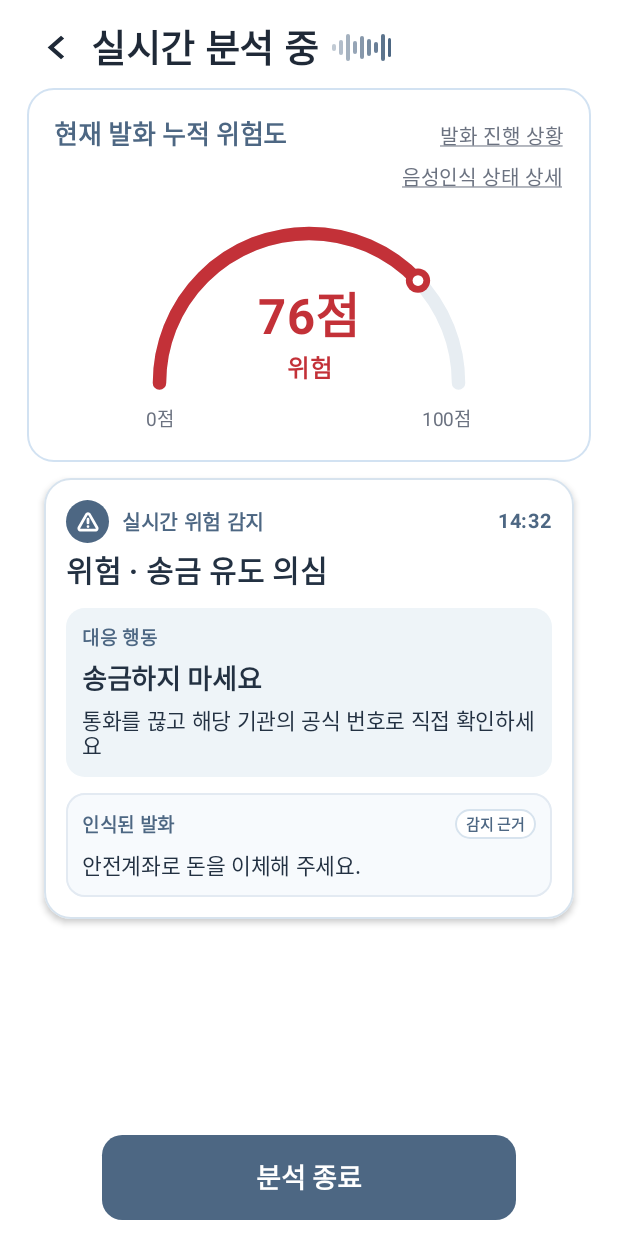
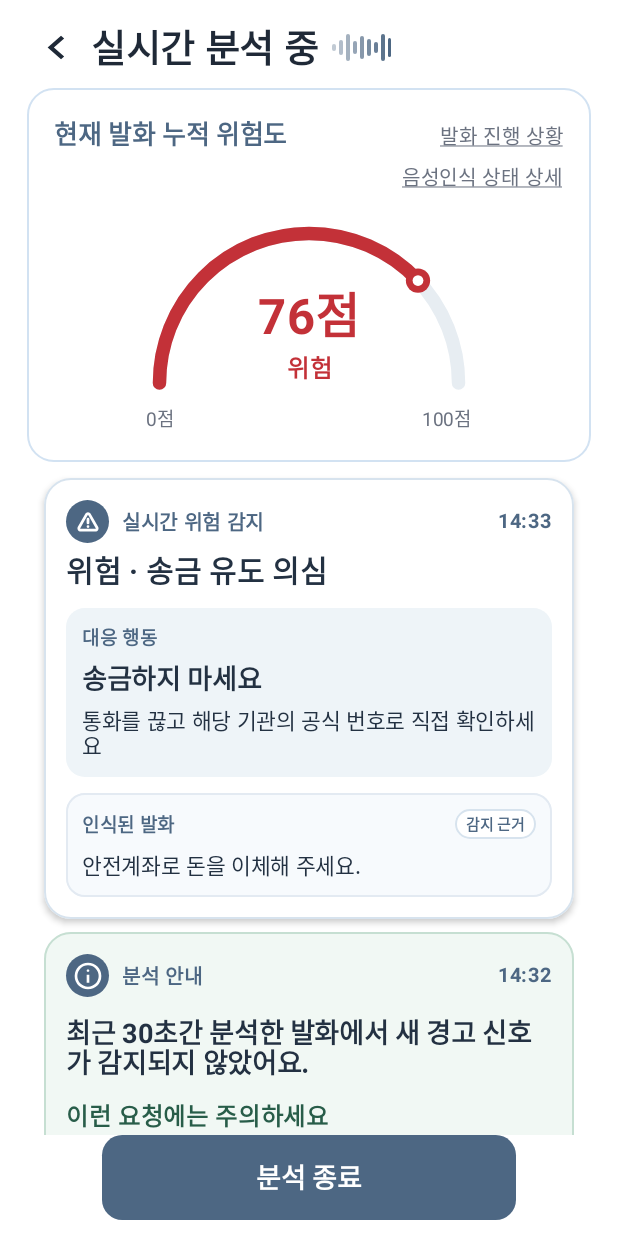
Before and after one commit to donggyu567/PIC_AICAMP, an Android app built with Jetpack Compose: the @Preview function AnalysisLivePreview, on a phone screen of 412 x 824 dp. Run offline under Robolectric (Android 15) with nearby library versions, the phone set to English and light mode, and no system bars.

Commit message:
feat(android): 실시간 경고와 30초 분석 안내 카드 분리
서버의 경고 상태가 active이면 즉시 경고를 표시한다. 새 경고 없이 분석 결과를 받은 30초 구간에는 안내 카드 한 장을 표시하고 이후 구간에는 확인 시각을 갱신한다.

안내 카드에 송금·앱 설치·개인정보 제공 요구를 강조하고, 두 카드가 같은 폭과 한국 시각 헤더를 사용하도록 구성한다. 각 카드의 단독 Preview와 두 카드를 함께 보는 실시간 화면 Preview를 제공한다.

```diff
--- a/android/app/src/main/java/com/example/pic_ai_app/presentation/analysis/AnalysisLiveScreen.kt
+++ b/android/app/src/main/java/com/example/pic_ai_app/presentation/analysis/AnalysisLiveScreen.kt
@@ -24,12 +24,11 @@ import androidx.compose.ui.unit.dp
 import androidx.compose.ui.unit.sp
 import com.example.pic_ai_app.R
 import com.example.pic_ai_app.data.stt.DetectedWarning
+import com.example.pic_ai_app.data.stt.AnalysisNotice
+import com.example.pic_ai_app.data.stt.AnalysisStatus
 import com.example.pic_ai_app.data.stt.RiskResult
 import com.example.pic_ai_app.data.stt.SttPhase
 import com.example.pic_ai_app.data.stt.SttState
-import com.example.pic_ai_app.presentation.components.analysis.AnalysisWarningCard
-import com.example.pic_ai_app.presentation.components.analysis.AnalysisWarningUi
-import com.example.pic_ai_app.presentation.components.analysis.WarningEvidence
 import com.example.pic_ai_app.ui.theme.*
 
 private enum class LiveDetail(val title: Int) {
@@ -40,7 +39,7 @@ private enum class LiveDetail(val title: Int) {
 internal fun AnalysisLiveScreen(state: SttState, onStop: () -> Unit, onHome: () -> Unit) {
     var detail by rememberSaveable { mutableStateOf<LiveDetail?>(null) }
     val warningsScroll = rememberLazyListState()
-    var lastScrolledWarningId by rememberSaveable { mutableStateOf<Int?>(null) }
+    var lastScrolledNotice by rememberSaveable { mutableStateOf<String?>(null) }
     val closeDetail = { detail = null }
     BackHandler(enabled = detail != null, onBack = closeDetail)
     when (detail) {
@@ -77,13 +76,13 @@ internal fun AnalysisLiveScreen(state: SttState, onStop: () -> Unit, onHome: ()
                     LiveRiskGauge(state.risk?.cumulativeScore)
                 }
             }
-            val warnings = state.warnings
-            val latestWarningId = warnings.lastOrNull()?.utteranceId
-            LaunchedEffect(latestWarningId) {
-                if (latestWarningId != null && latestWarningId != lastScrolledWarningId) {
+            val notices = state.notices
+            val latestKey = notices.lastOrNull()?.let(::noticeKey)
+            LaunchedEffect(latestKey) {
+                if (latestKey != null && latestKey != lastScrolledNotice) {
                     warningsScroll.animateScrollToItem(0)
                 }
-                lastScrolledWarningId = latestWarningId
+                lastScrolledNotice = latestKey
             }
             LazyColumn(
                 Modifier.weight(1f).fillMaxWidth().padding(horizontal = 33.dp),
@@ -91,20 +90,22 @@ internal fun AnalysisLiveScreen(state: SttState, onStop: () -> Unit, onHome: ()
                 contentPadding = PaddingValues(vertical = 12.dp),
                 verticalArrangement = Arrangement.spacedBy(10.dp, Alignment.Top),
             ) {
-                if (warnings.isEmpty()) item {
-                    Text(stringResource(R.string.no_warning_yet), color = PicMuted, fontSize = 15.sp)
-                }
-                items(warnings.asReversed(), key = { it.utteranceId }) { warning ->
-                    val result = warning.result
+                items(notices.asReversed(), key = ::noticeKey) { notice ->
+                    when (notice) {
+                        is AnalysisStatus -> AnalysisStatusCard(notice.checkedAtMillis, Modifier.fillMaxWidth())
+                        is DetectedWarning -> {
+                            val result = notice.result
                             AnalysisWarningCard(AnalysisWarningUi(
-                        title = result.warningMessage.orEmpty(),
+                                title = result.warningMessage ?: stringResource(R.string.analysis_warning_detection),
                                 actionTitle = if ("money_transfer" in result.riskTypes) stringResource(R.string.detail_no_transfer) else "",
                                 actionDescription = stringResource(R.string.detail_verify),
-                        detectedAtMillis = warning.detectedAtMillis,
+                                detectedAtMillis = notice.detectedAtMillis,
                                 evidence = result.evidenceIds.distinct().mapNotNull { id ->
                                     state.maskedTexts.getOrNull(id - 1)?.let { WarningEvidence(it) }
                                 },
                             ), Modifier.fillMaxWidth())
+                        }
+                    }
                 }
             }
             Button(
@@ -117,7 +118,13 @@ internal fun AnalysisLiveScreen(state: SttState, onStop: () -> Unit, onHome: ()
     }
 }
 
-@Preview(name = "실시간 분석 · 경고 감지", widthDp = 412, heightDp = 917, showBackground = true)
+private fun noticeKey(notice: AnalysisNotice): String = when (notice) {
+    is AnalysisStatus -> "status"
+    is DetectedWarning -> "warning-${notice.utteranceId}"
+}
+
+@Preview(name = "실시간 분석 · 경고와 안내", widthDp = 412, heightDp = 917, showBackground = true)
+@Preview(name = "실시간 분석 · 두 카드 전체", widthDp = 412, heightDp = 1300, showBackground = true)
 @Composable
 private fun AnalysisLivePreview() {
     val risk = RiskResult(83.0, 76.0, "위험 · 송금 유도 의심", "ok", null, "ok",
@@ -125,7 +132,7 @@ private fun AnalysisLivePreview() {
     PicScreenTheme {
         AnalysisLiveScreen(SttState(phase = SttPhase.LISTENING, count = 1, risk = risk,
             maskedTexts = listOf("안전계좌로 돈을 이체해 주세요."),
-            warnings = listOf(DetectedWarning(1, 1_794_461_520_000L, risk)),
+            notices = listOf(AnalysisStatus(1_794_461_520_000L), DetectedWarning(1, 1_794_461_580_000L, risk)),
             audioLevels = listOf(.3f, .5f, .8f, .45f, .7f, .55f, .4f, .8f, .6f)),
             onStop = {}, onHome = {})
     }
--- /dev/null
+++ b/android/app/src/main/java/com/example/pic_ai_app/presentation/analysis/AnalysisStatusCard.kt
@@ -0,0 +1,56 @@
+package com.example.pic_ai_app.presentation.analysis
+
+import androidx.annotation.StringRes
+import androidx.compose.foundation.BorderStroke
+import androidx.compose.foundation.background
+import androidx.compose.foundation.layout.*
+import androidx.compose.foundation.shape.CircleShape
+import androidx.compose.foundation.shape.RoundedCornerShape
+import androidx.compose.material3.Surface
+import androidx.compose.material3.Text
+import androidx.compose.runtime.Composable
+import androidx.compose.ui.Modifier
+import androidx.compose.ui.graphics.Color
+import androidx.compose.ui.res.stringResource
+import androidx.compose.ui.text.font.FontWeight
+import androidx.compose.ui.tooling.preview.Preview
+import androidx.compose.ui.unit.dp
+import androidx.compose.ui.unit.sp
+import com.example.pic_ai_app.R
+import com.example.pic_ai_app.presentation.components.analysis.AnalysisCardHeader
+import com.example.pic_ai_app.ui.theme.PicNavigationSelected
+import com.example.pic_ai_app.ui.theme.PicTheme
+
+private val cautionGreen = Color(0xFF285D49)
+
+@Composable
+internal fun AnalysisStatusCard(checkedAtMillis: Long, modifier: Modifier = Modifier) {
+    Surface(modifier, shape = RoundedCornerShape(20.dp), color = Color(0xFFF1F8F4),
+        contentColor = PicNavigationSelected, border = BorderStroke(1.dp, Color(0xFFC6DFD2))) {
+        Column(Modifier.padding(16.dp), verticalArrangement = Arrangement.spacedBy(12.dp)) {
+            AnalysisCardHeader(R.drawable.ic_analysis_info, stringResource(R.string.analysis_status_title), checkedAtMillis)
+            Text(stringResource(R.string.analysis_status_no_new_warning), fontSize = 20.sp, lineHeight = 22.sp,
+                fontWeight = FontWeight.Bold)
+            Text(stringResource(R.string.analysis_status_caution), color = cautionGreen,
+                fontSize = 18.sp, fontWeight = FontWeight.Bold)
+            CautionRow(R.string.caution_transfer)
+            CautionRow(R.string.caution_app)
+            CautionRow(R.string.caution_personal_info)
+        }
+    }
+}
+
+@Composable
+private fun CautionRow(@StringRes label: Int) {
+    Row(Modifier.fillMaxWidth(), horizontalArrangement = Arrangement.spacedBy(10.dp)) {
+        Spacer(Modifier.padding(top = 10.dp).size(5.dp).background(cautionGreen, CircleShape))
+        Text(stringResource(label), Modifier.weight(1f), fontSize = 17.sp,
+            fontWeight = FontWeight.Bold, lineHeight = 24.sp)
+    }
+}
+
+@Preview(name = "분석 안내 카드", showBackground = true, widthDp = 362)
+@Composable
+private fun AnalysisStatusCardPreview() {
+    PicTheme { AnalysisStatusCard(1_794_461_520_000L, Modifier.fillMaxWidth().padding(8.dp)) }
+}
--- a/android/app/src/main/java/com/example/pic_ai_app/presentation/components/analysis/AnalysisWarningCard.kt
+++ b/android/app/src/main/java/com/example/pic_ai_app/presentation/analysis/AnalysisWarningCard.kt
@@ -1,25 +1,20 @@
-package com.example.pic_ai_app.presentation.components.analysis
+package com.example.pic_ai_app.presentation.analysis
 
 import androidx.compose.foundation.BorderStroke
 import androidx.compose.foundation.background
 import androidx.compose.foundation.layout.Arrangement
-import androidx.compose.foundation.layout.Box
 import androidx.compose.foundation.layout.Column
 import androidx.compose.foundation.layout.Row
 import androidx.compose.foundation.layout.fillMaxWidth
 import androidx.compose.foundation.layout.padding
-import androidx.compose.foundation.layout.size
 import androidx.compose.foundation.shape.CircleShape
 import androidx.compose.foundation.shape.RoundedCornerShape
-import androidx.compose.material3.Icon
 import androidx.compose.material3.Surface
 import androidx.compose.material3.Text
 import androidx.compose.runtime.Composable
-import androidx.compose.runtime.remember
 import androidx.compose.ui.Alignment
 import androidx.compose.ui.Modifier
 import androidx.compose.ui.graphics.Color
-import androidx.compose.ui.res.painterResource
 import androidx.compose.ui.res.stringResource
 import androidx.compose.ui.text.SpanStyle
 import androidx.compose.ui.text.TextRange
@@ -29,14 +24,11 @@ import androidx.compose.ui.tooling.preview.Preview
 import androidx.compose.ui.unit.dp
 import androidx.compose.ui.unit.sp
 import com.example.pic_ai_app.R
+import com.example.pic_ai_app.presentation.components.analysis.AnalysisCardHeader
 import com.example.pic_ai_app.ui.theme.PicHomeBlue
 import com.example.pic_ai_app.ui.theme.PicNavigationSelected
 import com.example.pic_ai_app.ui.theme.PicTheme
 import com.example.pic_ai_app.ui.theme.PicWhite
-import java.text.SimpleDateFormat
-import java.util.Date
-import java.util.Locale
-import java.util.TimeZone
 
 internal data class AnalysisWarningUi(
     val title: String,
@@ -67,30 +59,11 @@ internal fun AnalysisWarningCard(warning: AnalysisWarningUi, modifier: Modifier
     ) {
         Column(Modifier.padding(16.dp), verticalArrangement = Arrangement.spacedBy(12.dp)) {
             Column(verticalArrangement = Arrangement.spacedBy(4.dp)) {
-                Row(
-                    verticalAlignment = Alignment.CenterVertically,
-                    horizontalArrangement = Arrangement.spacedBy(10.dp),
-                ) {
-                    Box(
-                        Modifier.size(32.dp).background(PicHomeBlue, CircleShape),
-                        contentAlignment = Alignment.Center,
-                    ) {
-                        Icon(painterResource(R.drawable.ic_analysis_warning), contentDescription = null, tint = PicWhite)
-                    }
-                    Text(
-                        stringResource(R.string.analysis_warning_detection),
-                        Modifier.weight(1f),
-                        color = PicHomeBlue, fontWeight = FontWeight.Bold, fontSize = 15.sp,
-                    )
-                    warning.detectedAtMillis?.let { millis ->
-                        val time = remember(millis) {
-                            SimpleDateFormat("HH:mm", Locale.KOREA).apply {
-                                timeZone = TimeZone.getTimeZone("Asia/Seoul")
-                            }.format(Date(millis))
-                        }
-                        Text(time, color = PicHomeBlue, fontWeight = FontWeight.Bold, fontSize = 15.sp)
-                    }
-                }
+                AnalysisCardHeader(
+                    iconRes = R.drawable.ic_analysis_warning,
+                    title = stringResource(R.string.analysis_warning_detection),
+                    timeMillis = warning.detectedAtMillis,
+                )
                 Text(warning.title, fontWeight = FontWeight.Bold, fontSize = 22.sp, lineHeight = 26.sp)
             }
             if (warning.actionTitle.isNotBlank() || warning.actionDescription.isNotBlank()) {
--- /dev/null
+++ b/android/app/src/main/java/com/example/pic_ai_app/presentation/components/analysis/AnalysisCardHeader.kt
@@ -0,0 +1,51 @@
+package com.example.pic_ai_app.presentation.components.analysis
+
+import androidx.annotation.DrawableRes
+import androidx.compose.foundation.background
+import androidx.compose.foundation.layout.*
+import androidx.compose.foundation.shape.CircleShape
+import androidx.compose.material3.Icon
+import androidx.compose.material3.Text
+import androidx.compose.runtime.Composable
+import androidx.compose.runtime.remember
+import androidx.compose.ui.Alignment
+import androidx.compose.ui.Modifier
+import androidx.compose.ui.res.painterResource
+import androidx.compose.ui.text.font.FontWeight
+import androidx.compose.ui.unit.dp
+import androidx.compose.ui.unit.sp
+import com.example.pic_ai_app.ui.theme.PicHomeBlue
+import com.example.pic_ai_app.ui.theme.PicWhite
+import java.text.SimpleDateFormat
+import java.util.Date
+import java.util.Locale
+import java.util.TimeZone
+
+@Composable
+internal fun AnalysisCardHeader(@DrawableRes iconRes: Int, title: String, timeMillis: Long?) {
+    Row(
+        modifier = Modifier.fillMaxWidth(),
+        verticalAlignment = Alignment.CenterVertically,
+        horizontalArrangement = Arrangement.spacedBy(10.dp),
+    ) {
+        Box(
+            Modifier.size(32.dp).background(PicHomeBlue, CircleShape),
+            contentAlignment = Alignment.Center,
+        ) {
+            Icon(painterResource(iconRes), contentDescription = null, tint = PicWhite)
+        }
+        Text(
+            title,
+            Modifier.weight(1f),
+            color = PicHomeBlue, fontWeight = FontWeight.Bold, fontSize = 15.sp,
+        )
+        timeMillis?.let { millis ->
+            val time = remember(millis) {
+                SimpleDateFormat("HH:mm", Locale.KOREA).apply {
+                    timeZone = TimeZone.getTimeZone("Asia/Seoul")
+                }.format(Date(millis))
+            }
+            Text(time, color = PicHomeBlue, fontWeight = FontWeight.Bold, fontSize = 15.sp)
+        }
+    }
+}
--- /dev/null
+++ b/android/app/src/main/res/drawable/ic_analysis_info.xml
@@ -0,0 +1,9 @@
+<vector xmlns:android="http://schemas.android.com/apk/res/android"
+    android:width="24dp" android:height="24dp"
+    android:viewportWidth="960" android:viewportHeight="960">
+    <!-- Google Material Symbols Outlined: info, 24px. SVG viewBox starts at y = -960. -->
+    <group android:translateY="960">
+        <path android:fillColor="#FFFFFF"
+            android:pathData="M440-280h80v-240h-80v240Zm68.5-331.5Q520-623 520-640t-11.5-28.5Q497-680 480-680t-28.5 11.5Q440-657 440-640t11.5 28.5Q463-600 480-600t28.5-11.5ZM480-80q-83 0-156-31.5T197-197q-54-54-85.5-127T80-480q0-83 31.5-156T197-763q54-54 127-85.5T480-880q83 0 156 31.5T763-763q54 54 85.5 127T880-480q0 83-31.5 156T763-197q-54 54-127 85.5T480-80Zm0-80q134 0 227-93t93-227q0-134-93-227t-227-93q-134 0-227 93t-93 227q0 134 93 227t227 93Zm0-320Z" />
+    </group>
+</vector>
--- /dev/null
+++ b/android/app/src/main/res/values/analysis_status.xml
@@ -0,0 +1,9 @@
+<?xml version="1.0" encoding="utf-8"?>
+<resources>
+    <string name="analysis_status_title">분석 안내</string>
+    <string name="analysis_status_no_new_warning">최근 30초간 분석한 발화에서 새 경고 신호가 감지되지 않았어요.</string>
+    <string name="analysis_status_caution">이런 요청에는 주의하세요</string>
+    <string name="caution_transfer">다른 계좌로 돈을 송금하라는 요구</string>
+    <string name="caution_app">앱을 설치하라는 요구</string>
+    <string name="caution_personal_info">개인정보나 인증번호를 알려 달라는 요구</string>
+</resources>
```
Also changed, not shown: android/app/src/main/java/com/example/pic_ai_app/data/stt/RiskAnalysisClient.kt (+10 -2 lines), android/app/src/main/java/com/example/pic_ai_app/data/stt/SttSession.kt (+36 -6 lines). Lines whose indentation alone changed are shown as unchanged.
